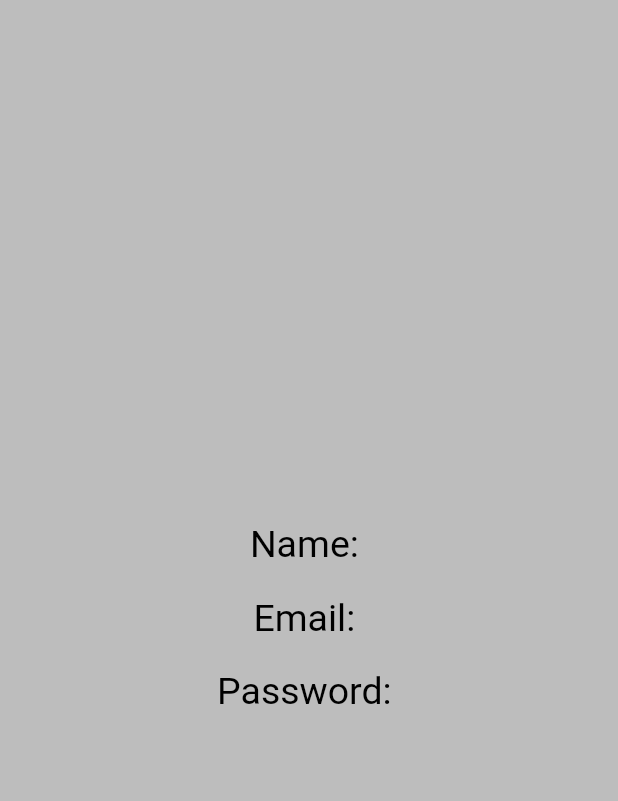
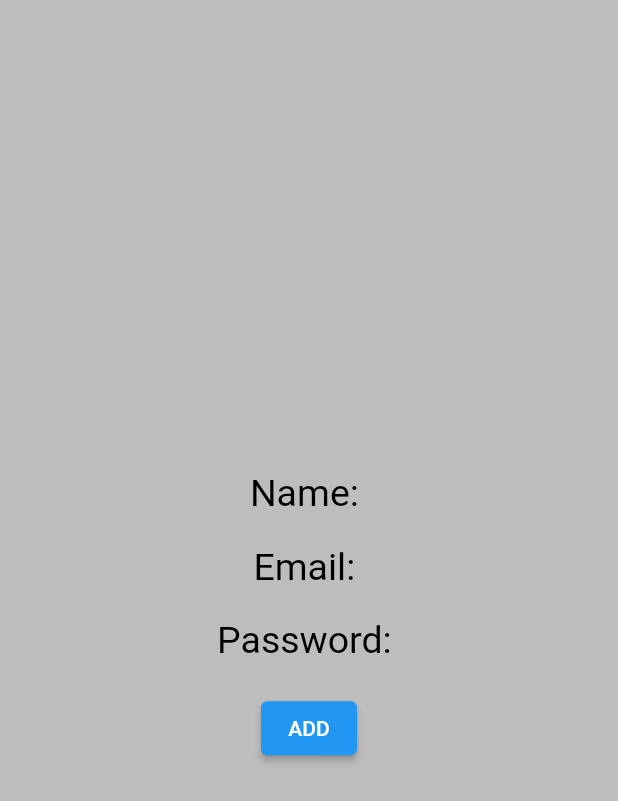
Before and after one commit to Hassanulhaq52/Bloc-Practice, a Flutter app: the AuthenticationDataScreen screen opened directly, on a phone screen of 412 x 824 dp. Shown: the top 801 px of the screen. Run offline on Flutter 3.47's test engine with Material 2 defaults, Android fonts, the phone set to English and light mode, and no system bars; our stand-ins replace bloc, flutter_bloc.

Commit message:
Add Button Added.

```diff
--- a/lib/authentication_bloc/authentication_bloc.dart
+++ b/lib/authentication_bloc/authentication_bloc.dart
@@ -14,5 +14,10 @@ class AuthenticationBloc
     on<OnChangePassword>((event, emit) {
       emit(state.copyWith(password: event.password));
     });
+    on<OnAddButtonPressed>((event, emit) {
+
+      emit(state.copyWith(name: state.name + state.email));
+
+    });
   }
 }
--- a/lib/authentication_bloc/authentication_event.dart
+++ b/lib/authentication_bloc/authentication_event.dart
@@ -18,3 +18,5 @@ class OnChangePassword extends AuthenticationEvent {
 
   final String password;
 }
+
+class OnAddButtonPressed extends AuthenticationEvent {}
--- a/lib/screens/auth_data_screen.dart
+++ b/lib/screens/auth_data_screen.dart
@@ -3,12 +3,13 @@ import 'package:flutter/material.dart';
 import 'package:flutter_bloc/flutter_bloc.dart';
 
 class AuthenticationDataScreen extends StatelessWidget {
-  AuthenticationDataScreen({Key? key}) : super(key: key);
+  const AuthenticationDataScreen({Key? key}) : super(key: key);
 
   @override
   Widget build(BuildContext context) {
     return BlocBuilder<AuthenticationBloc, AuthenticationState>(
         builder: (context, state) {
+      final authBloc = context.read<AuthenticationBloc>();
       return Scaffold(
         backgroundColor: Colors.grey.shade400,
         body: Center(
@@ -43,6 +44,14 @@ class AuthenticationDataScreen extends StatelessWidget {
                   fontSize: 25,
                 ),
               ),
+              const SizedBox(height: 20),
+              ElevatedButton(
+                  onPressed: () {
+                    authBloc.add(OnAddButtonPressed());
+                  },
+                  child: const Text(
+                    'ADD',
+                  ))
             ],
           ),
         ),
```
